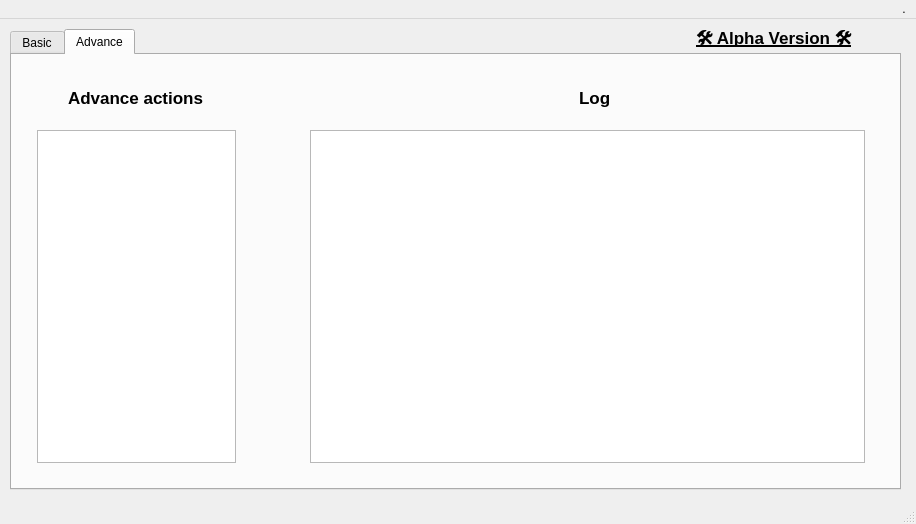
Before: the Qt Designer form mainwindow.ui in alateka/Qlear, drawn with Qt 5.
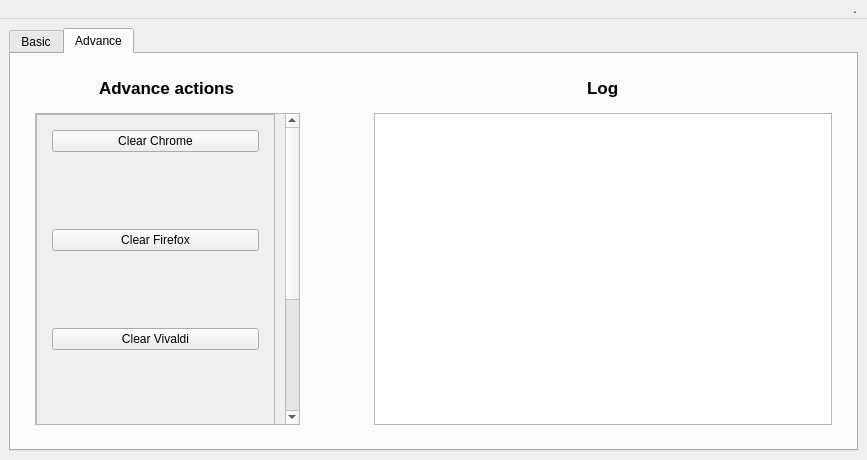
After: the same form once the commit is applied. The open tabs and pages were chosen to show the change. Icons and pictures are not drawn.

Commit message: add: New buttons (Without use)

```diff
--- a/mainwindow.ui
+++ b/mainwindow.ui
@@ -9,8 +9,8 @@
    <rect>
     <x>0</x>
     <y>0</y>
-    <width>916</width>
-    <height>524</height>
+    <width>867</width>
+    <height>460</height>
    </rect>
   </property>
   <property name="sizePolicy">
@@ -69,15 +69,9 @@
    <property name="styleSheet">
     <string notr="true"/>
    </property>
+   <layout class="QVBoxLayout" name="verticalLayout">
+    <item>
    <widget class="QTabWidget" name="tabWidget">
-    <property name="geometry">
-     <rect>
-      <x>10</x>
-      <y>10</y>
-      <width>891</width>
-      <height>461</height>
-     </rect>
-    </property>
     <property name="sizePolicy">
      <sizepolicy hsizetype="Expanding" vsizetype="Expanding">
       <horstretch>0</horstretch>
@@ -102,15 +96,8 @@
      <attribute name="title">
       <string>Basic</string>
      </attribute>
-     <widget class="QWidget" name="gridLayoutWidget">
-      <property name="geometry">
-       <rect>
-        <x>10</x>
-        <y>10</y>
-        <width>871</width>
-        <height>411</height>
-       </rect>
-      </property>
+       <layout class="QVBoxLayout" name="verticalLayout_3">
+        <item>
       <layout class="QGridLayout" name="basicTabGridLayout" rowstretch="0,0,0,0" columnstretch="0,0,0">
        <property name="sizeConstraint">
         <enum>QLayout::SetNoConstraint</enum>
@@ -130,49 +117,6 @@
        <property name="spacing">
         <number>15</number>
        </property>
-       <item row="1" column="1" alignment="Qt::AlignHCenter|Qt::AlignVCenter">
-        <widget class="QLabel" name="basicActionLbl">
-         <property name="sizePolicy">
-          <sizepolicy hsizetype="Expanding" vsizetype="Expanding">
-           <horstretch>0</horstretch>
-           <verstretch>0</verstretch>
-          </sizepolicy>
-         </property>
-         <property name="font">
-          <font>
-           <family>Ubuntu</family>
-           <pointsize>13</pointsize>
-           <italic>false</italic>
-           <bold>true</bold>
-           <underline>false</underline>
-           <strikeout>false</strikeout>
-           <stylestrategy>PreferAntialias</stylestrategy>
-          </font>
-         </property>
-         <property name="autoFillBackground">
-          <bool>false</bool>
-         </property>
-         <property name="text">
-          <string>Basic actions</string>
-         </property>
-        </widget>
-       </item>
-       <item row="1" column="2" rowspan="3">
-        <spacer name="horizontalSpacer">
-         <property name="orientation">
-          <enum>Qt::Horizontal</enum>
-         </property>
-         <property name="sizeType">
-          <enum>QSizePolicy::Fixed</enum>
-         </property>
-         <property name="sizeHint" stdset="0">
-          <size>
-           <width>599</width>
-           <height>0</height>
-          </size>
-         </property>
-        </spacer>
-       </item>
        <item row="2" column="1" rowspan="2" alignment="Qt::AlignTop">
         <widget class="QPushButton" name="homeCacheBtn">
          <property name="sizePolicy">
@@ -218,8 +162,52 @@
          </property>
         </widget>
        </item>
-      </layout>
-     </widget>
+          <item row="1" column="1" alignment="Qt::AlignHCenter|Qt::AlignVCenter">
+           <widget class="QLabel" name="basicActionLbl">
+            <property name="sizePolicy">
+             <sizepolicy hsizetype="Expanding" vsizetype="Expanding">
+              <horstretch>0</horstretch>
+              <verstretch>0</verstretch>
+             </sizepolicy>
+            </property>
+            <property name="font">
+             <font>
+              <family>Ubuntu</family>
+              <pointsize>13</pointsize>
+              <italic>false</italic>
+              <bold>true</bold>
+              <underline>false</underline>
+              <strikeout>false</strikeout>
+              <stylestrategy>PreferAntialias</stylestrategy>
+             </font>
+            </property>
+            <property name="autoFillBackground">
+             <bool>false</bool>
+            </property>
+            <property name="text">
+             <string>Basic actions</string>
+            </property>
+           </widget>
+          </item>
+          <item row="1" column="2" rowspan="3">
+           <spacer name="horizontalSpacer">
+            <property name="orientation">
+             <enum>Qt::Horizontal</enum>
+            </property>
+            <property name="sizeType">
+             <enum>QSizePolicy::Fixed</enum>
+            </property>
+            <property name="sizeHint" stdset="0">
+             <size>
+              <width>399</width>
+              <height>0</height>
+             </size>
+            </property>
+           </spacer>
+          </item>
+         </layout>
+        </item>
+       </layout>
     </widget>
     <widget class="QWidget" name="advanceTab">
      <property name="sizePolicy">
@@ -231,15 +219,8 @@
      <attribute name="title">
       <string>Advance</string>
      </attribute>
-     <widget class="QWidget" name="gridLayoutWidget_3">
-      <property name="geometry">
-       <rect>
-        <x>10</x>
-        <y>10</y>
-        <width>873</width>
-        <height>413</height>
-       </rect>
-      </property>
+       <layout class="QVBoxLayout" name="verticalLayout_2">
+        <item>
       <layout class="QGridLayout" name="advanceTabGridLayout" rowstretch="0,0,0,0" columnstretch="0,0,0,0">
        <property name="sizeConstraint">
         <enum>QLayout::SetNoConstraint</enum>
@@ -259,6 +240,33 @@
        <property name="spacing">
         <number>15</number>
        </property>
+          <item row="1" column="2" rowspan="2" colspan="2" alignment="Qt::AlignHCenter">
+           <widget class="QLabel" name="logLbl">
+            <property name="sizePolicy">
+             <sizepolicy hsizetype="Expanding" vsizetype="Expanding">
+              <horstretch>0</horstretch>
+              <verstretch>0</verstretch>
+             </sizepolicy>
+            </property>
+            <property name="font">
+             <font>
+              <family>Ubuntu</family>
+              <pointsize>13</pointsize>
+              <italic>false</italic>
+              <bold>true</bold>
+              <underline>false</underline>
+              <strikeout>false</strikeout>
+              <stylestrategy>PreferAntialias</stylestrategy>
+             </font>
+            </property>
+            <property name="autoFillBackground">
+             <bool>false</bool>
+            </property>
+            <property name="text">
+             <string>Log</string>
+            </property>
+           </widget>
+          </item>
        <item row="1" column="1" rowspan="2">
         <spacer name="horizontalSpacer_3">
          <property name="orientation">
@@ -286,7 +294,7 @@
          <property name="sizeHint" stdset="0">
           <size>
            <width>0</width>
-           <height>300</height>
+              <height>199</height>
           </size>
          </property>
         </spacer>
@@ -295,30 +303,8 @@
         <widget class="QTextBrowser" name="logsBox">
          <property name="minimumSize">
           <size>
-           <width>555</width>
-           <height>333</height>
-          </size>
-         </property>
-         <property name="maximumSize">
-          <size>
-           <width>555</width>
-           <height>333</height>
-          </size>
-         </property>
-        </widget>
-       </item>
-       <item row="3" column="0" alignment="Qt::AlignTop">
-        <widget class="QListView" name="listView">
-         <property name="minimumSize">
-          <size>
-           <width>199</width>
-           <height>333</height>
-          </size>
-         </property>
-         <property name="maximumSize">
-          <size>
-           <width>199</width>
-           <height>333</height>
+              <width>333</width>
+              <height>111</height>
           </size>
          </property>
         </widget>
@@ -350,44 +336,42 @@
          </property>
         </widget>
        </item>
-       <item row="1" column="2" rowspan="2" colspan="2" alignment="Qt::AlignHCenter">
-        <widget class="QLabel" name="logLbl">
+          <item row="3" column="0" alignment="Qt::AlignTop">
+           <widget class="QScrollArea" name="scrollArea">
          <property name="sizePolicy">
           <sizepolicy hsizetype="Expanding" vsizetype="Expanding">
            <horstretch>0</horstretch>
            <verstretch>0</verstretch>
           </sizepolicy>
          </property>
-         <property name="font">
-          <font>
-           <family>Ubuntu</family>
-           <pointsize>13</pointsize>
-           <italic>false</italic>
-           <bold>true</bold>
-           <underline>false</underline>
-           <strikeout>false</strikeout>
-           <stylestrategy>PreferAntialias</stylestrategy>
-          </font>
-         </property>
-         <property name="autoFillBackground">
+            <property name="minimumSize">
+             <size>
+              <width>265</width>
+              <height>0</height>
+             </size>
+            </property>
+            <property name="maximumSize">
+             <size>
+              <width>265</width>
+              <height>16777215</height>
+             </size>
+            </property>
+            <property name="lineWidth">
+             <number>1</number>
+            </property>
+            <property name="widgetResizable">
           <bool>false</bool>
          </property>
-         <property name="text">
-          <string>Log</string>
-         </property>
-        </widget>
-       </item>
-      </layout>
-     </widget>
-    </widget>
-   </widget>
-   <widget class="QLabel" name="alphaVersionLbl">
+            <property name="alignment">
+             <set>Qt::AlignLeading|Qt::AlignLeft|Qt::AlignVCenter</set>
+            </property>
+            <widget class="QWidget" name="scrollAreaWidgetContents">
     <property name="geometry">
      <rect>
-      <x>696</x>
+               <x>0</x>
       <y>0</y>
-      <width>181</width>
-      <height>41</height>
+               <width>239</width>
+               <height>511</height>
      </rect>
     </property>
     <property name="sizePolicy">
@@ -396,34 +380,148 @@
       <verstretch>0</verstretch>
      </sizepolicy>
     </property>
-    <property name="font">
-     <font>
-      <family>Ubuntu</family>
-      <pointsize>13</pointsize>
-      <italic>false</italic>
-      <bold>true</bold>
-      <underline>true</underline>
-      <strikeout>false</strikeout>
-      <stylestrategy>PreferAntialias</stylestrategy>
-     </font>
-    </property>
-    <property name="autoFillBackground">
-     <bool>false</bool>
-    </property>
-    <property name="styleSheet">
-     <string notr="true"/>
-    </property>
+             <layout class="QVBoxLayout" name="verticalLayout_4">
+              <property name="spacing">
+               <number>0</number>
+              </property>
+              <property name="leftMargin">
+               <number>0</number>
+              </property>
+              <property name="topMargin">
+               <number>0</number>
+              </property>
+              <property name="rightMargin">
+               <number>0</number>
+              </property>
+              <property name="bottomMargin">
+               <number>0</number>
+              </property>
+              <item>
+               <widget class="QFrame" name="frame">
+                <property name="sizePolicy">
+                 <sizepolicy hsizetype="Expanding" vsizetype="Expanding">
+                  <horstretch>0</horstretch>
+                  <verstretch>0</verstretch>
+                 </sizepolicy>
+                </property>
+                <property name="minimumSize">
+                 <size>
+                  <width>0</width>
+                  <height>0</height>
+                 </size>
+                </property>
+                <property name="frameShape">
+                 <enum>QFrame::StyledPanel</enum>
+                </property>
+                <property name="frameShadow">
+                 <enum>QFrame::Raised</enum>
+                </property>
+                <layout class="QVBoxLayout" name="verticalLayout_7">
+                 <property name="spacing">
+                  <number>0</number>
+                 </property>
+                 <property name="leftMargin">
+                  <number>0</number>
+                 </property>
+                 <property name="topMargin">
+                  <number>0</number>
+                 </property>
+                 <property name="rightMargin">
+                  <number>0</number>
+                 </property>
+                 <property name="bottomMargin">
+                  <number>0</number>
+                 </property>
+                 <item>
+                  <layout class="QVBoxLayout" name="verticalLayout_5">
+                   <property name="spacing">
+                    <number>15</number>
+                   </property>
+                   <property name="leftMargin">
+                    <number>15</number>
+                   </property>
+                   <property name="topMargin">
+                    <number>15</number>
+                   </property>
+                   <property name="rightMargin">
+                    <number>15</number>
+                   </property>
+                   <property name="bottomMargin">
+                    <number>15</number>
+                   </property>
+                   <item alignment="Qt::AlignTop">
+                    <widget class="QPushButton" name="pushButton_3">
+                     <property name="cursor">
+                      <cursorShape>PointingHandCursor</cursorShape>
+                     </property>
     <property name="text">
-     <string>🛠️ Alpha Version 🛠️</string>
-    </property>
-   </widget>
+                      <string>Clear Chrome</string>
+                     </property>
+                    </widget>
+                   </item>
+                   <item alignment="Qt::AlignTop">
+                    <widget class="QPushButton" name="pushButton">
+                     <property name="cursor">
+                      <cursorShape>PointingHandCursor</cursorShape>
+                     </property>
+                     <property name="text">
+                      <string>Clear Firefox</string>
+                     </property>
+                    </widget>
+                   </item>
+                   <item alignment="Qt::AlignTop">
+                    <widget class="QPushButton" name="pushButton_4">
+                     <property name="cursor">
+                      <cursorShape>PointingHandCursor</cursorShape>
+                     </property>
+                     <property name="text">
+                      <string>Clear Vivaldi</string>
+                     </property>
+                    </widget>
+                   </item>
+                   <item alignment="Qt::AlignTop">
+                    <widget class="QPushButton" name="pushButton_5">
+                     <property name="cursor">
+                      <cursorShape>PointingHandCursor</cursorShape>
+                     </property>
+                     <property name="text">
+                      <string>Clear Edge</string>
+                     </property>
+                    </widget>
+                   </item>
+                   <item alignment="Qt::AlignTop">
+                    <widget class="QPushButton" name="pushButton_2">
+                     <property name="cursor">
+                      <cursorShape>PointingHandCursor</cursorShape>
+                     </property>
+                     <property name="text">
+                      <string>Clear Brave</string>
+                     </property>
+                    </widget>
+                   </item>
+                  </layout>
+                 </item>
+                </layout>
+               </widget>
+              </item>
+             </layout>
+            </widget>
+           </widget>
+          </item>
+         </layout>
+        </item>
+       </layout>
+      </widget>
+     </widget>
+    </item>
+   </layout>
   </widget>
   <widget class="QMenuBar" name="menuBar">
    <property name="geometry">
     <rect>
      <x>0</x>
      <y>0</y>
-     <width>916</width>
+     <width>867</width>
      <height>21</height>
     </rect>
    </property>
@@ -472,17 +570,6 @@
    </widget>
    <addaction name="menu"/>
   </widget>
-  <widget class="QStatusBar" name="statusBar">
-   <property name="sizePolicy">
-    <sizepolicy hsizetype="Expanding" vsizetype="Expanding">
-     <horstretch>0</horstretch>
-     <verstretch>0</verstretch>
-    </sizepolicy>
-   </property>
-   <property name="sizeGripEnabled">
-    <bool>true</bool>
-   </property>
-  </widget>
   <action name="actionAbout">
    <property name="icon">
     <iconset theme="help-about">
```
Lines whose indentation alone changed are shown as unchanged. The commit also changes 1 other file.
